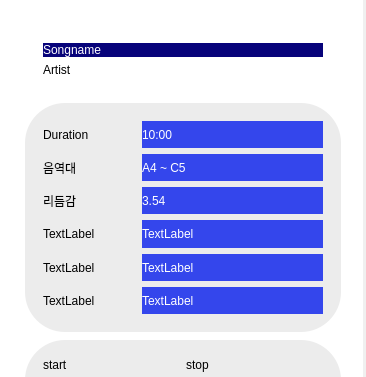
This is UI/uiFiles/SongInfo.ui in Hperigee/vocalMaximum as Qt 5 draws it before an edit; both pictures show x 0 to 366 and y 0 to 377 of the 366 by 587 pixel window. The edited form follows.
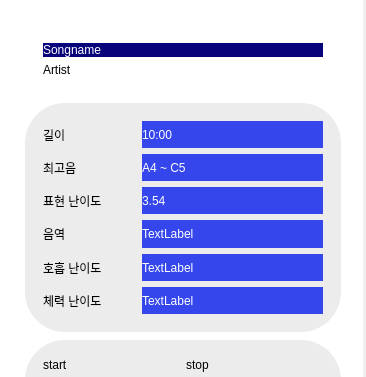
This is the edited form.

```diff
--- a/UI/uiFiles/SongInfo.ui
+++ b/UI/uiFiles/SongInfo.ui
@@ -179,7 +179,7 @@
 text-align: center;</string>
         </property>
         <property name="text">
-         <string>리듬감</string>
+         <string>표현 난이도</string>
         </property>
        </widget>
       </item>
@@ -199,7 +199,7 @@
 text-align: center;</string>
         </property>
         <property name="text">
-         <string>TextLabel</string>
+         <string>음역</string>
         </property>
        </widget>
       </item>
@@ -239,12 +239,12 @@
 text-align: center;</string>
         </property>
         <property name="text">
-         <string>TextLabel</string>
+         <string>호흡 난이도</string>
         </property>
        </widget>
       </item>
       <item row="2" column="1">
-       <widget class="QLabel" name="label">
+       <widget class="QLabel" name="Duration">
         <property name="sizePolicy">
          <sizepolicy hsizetype="Preferred" vsizetype="Preferred">
           <horstretch>2</horstretch>
@@ -279,7 +279,7 @@
 text-align: center;</string>
         </property>
         <property name="text">
-         <string>TextLabel</string>
+         <string>체력 난이도</string>
         </property>
        </widget>
       </item>
@@ -319,7 +319,7 @@
 text-align: center;</string>
         </property>
         <property name="text">
-         <string>음역대</string>
+         <string>최고음</string>
         </property>
        </widget>
       </item>
@@ -364,7 +364,7 @@
        </widget>
       </item>
       <item row="2" column="0">
-       <widget class="QLabel" name="Duration">
+       <widget class="QLabel" name="Duration_label">
         <property name="sizePolicy">
          <sizepolicy hsizetype="Preferred" vsizetype="Preferred">
           <horstretch>1</horstretch>
@@ -379,7 +379,7 @@
 text-align: center;</string>
         </property>
         <property name="text">
-         <string>Duration</string>
+         <string>길이</string>
         </property>
        </widget>
       </item>
```
Left out of the diff: 10 changed lines with no effect on the pictures.
